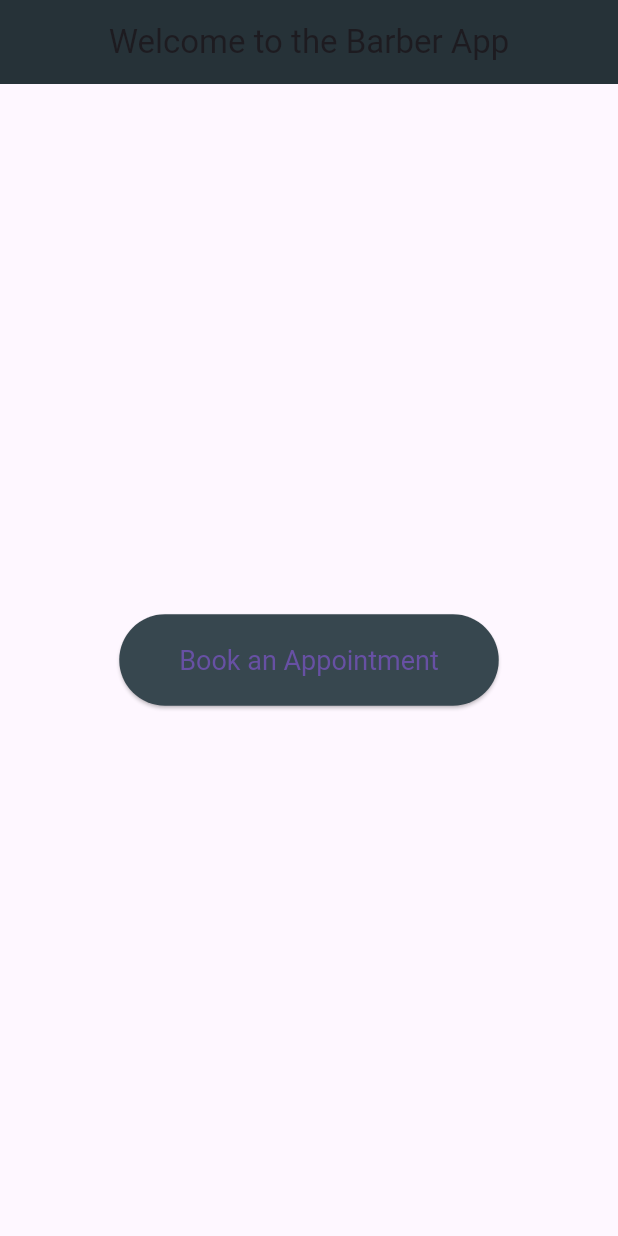
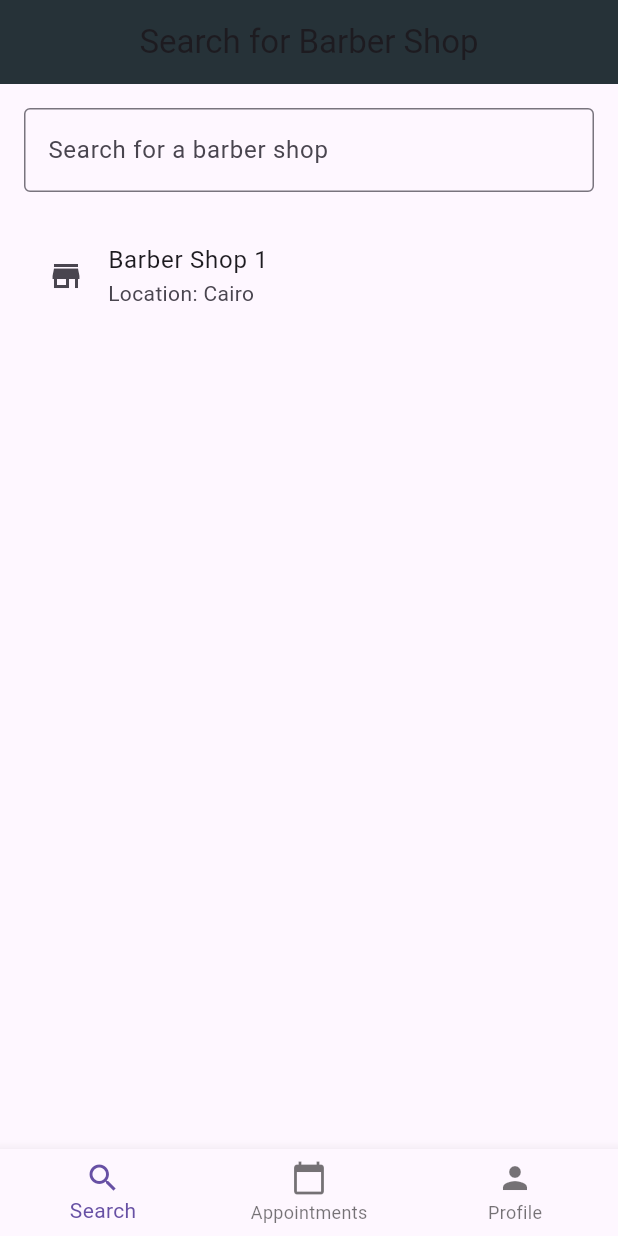
Before and after one commit to MohameHassan139/barber, a Flutter app: the screen it shows after launch, on a phone screen of 412 x 824 dp. Run offline on Flutter 3.47's test engine with Material 3 defaults, Android fonts, the phone set to English and light mode, and no system bars; our stand-ins replace cached_network_image, shared_preferences, shimmer, table_calendar.

Commit message:
still working

```diff
--- /dev/null
+++ b/lib/features/profile/Appointments_page.dart
@@ -0,0 +1,92 @@
+import 'package:flutter/material.dart';
+import 'package:table_calendar/table_calendar.dart';
+
+class AppointmentPage extends StatefulWidget {
+  final List<Map<String, dynamic>> appointments;
+
+  AppointmentPage({required this.appointments});
+
+  @override
+  _AppointmentPageState createState() => _AppointmentPageState();
+}
+
+class _AppointmentPageState extends State<AppointmentPage> {
+  DateTime _selectedDay = DateTime.now();
+  Map<DateTime, List<dynamic>> _appointments = {};
+
+  @override
+  void initState() {
+    super.initState();
+    _initializeAppointments();
+  }
+
+  void _initializeAppointments() {
+    _appointments = {};
+    for (var appointment in widget.appointments) {
+      DateTime date = appointment['date'];
+      if (_appointments[date] == null) {
+        _appointments[date] = [];
+      }
+      _appointments[date]!.add(appointment);
+    }
+  }
+
+  @override
+  Widget build(BuildContext context) {
+    return Scaffold(
+      appBar: AppBar(
+        title: const Text('Select Appointment Date'),
+        backgroundColor: Colors.blueGrey[900],
+      ),
+      body: Column(
+        children: [
+          TableCalendar(
+            firstDay: DateTime.utc(2020, 1, 1),
+            lastDay: DateTime.utc(2030, 12, 31),
+            focusedDay: _selectedDay,
+            selectedDayPredicate: (day) {
+              return isSameDay(_selectedDay, day);
+            },
+            onDaySelected: (selectedDay, focusedDay) {
+              setState(() {
+                _selectedDay = selectedDay;
+              });
+            },
+            calendarFormat: CalendarFormat.month,
+            eventLoader: (day) {
+              return _appointments[day] ?? [];
+            },
+            headerStyle: const HeaderStyle(
+              formatButtonVisible: false,
+            ),
+            calendarStyle: const CalendarStyle(
+              selectedDecoration: BoxDecoration(
+                color: Colors.blue,
+                shape: BoxShape.circle,
+              ),
+              todayDecoration: BoxDecoration(
+                color: Colors.orange,
+                shape: BoxShape.circle,
+              ),
+              markerDecoration: BoxDecoration(
+                color: Colors.red,
+                shape: BoxShape.circle,
+              ),
+            ),
+          ),
+          const SizedBox(height: 20),
+          ElevatedButton(
+            onPressed: () {
+              // Save or handle the selected date
+              Navigator.pop(context, {
+                'date': _selectedDay,
+                'appointments': _appointments[_selectedDay] ?? [],
+              });
+            },
+            child: const Text('Confirm Date'),
+          ),
+        ],
+      ),
+    );
+  }
+}
--- /dev/null
+++ b/lib/features/profile/HomePage.dart
@@ -0,0 +1,74 @@
+import 'package:barber/features/profile/Appointments_page.dart';
+import 'package:barber/features/profile/Profile_page.dart';
+import 'package:barber/features/profile/Search_barber_page.dart';
+import 'package:barber/features/reservation/Calendar%20Page.dart';
+import 'package:flutter/material.dart';
+
+class HomePage extends StatefulWidget {
+  @override
+  _HomePageState createState() => _HomePageState();
+}
+
+class _HomePageState extends State<HomePage> {
+  int _selectedIndex = 0;
+  List<Map<String, dynamic>> _appointments = [];
+
+  final List<Widget> _pages = [];
+
+  @override
+  void initState() {
+    super.initState();
+    _pages.addAll([
+      SearchBarberPage(), // Search page is now first
+      AppointmentPage(
+          appointments: _appointments), // Appointments page is second
+      ProfilePage(appointments: _appointments), // Profile page is now last
+    ]);
+  }
+
+  // Bottom Navigation: handle the item tapped
+  void _onItemTapped(int index) async {
+    if (index == 1) {
+      final result = await Navigator.push(
+        context,
+        MaterialPageRoute(
+          builder: (context) =>
+              CalendarPage(bookedDates: []), // Updated with bookedDates
+        ),
+      );
+      if (result != null && result is Map<String, dynamic>) {
+        setState(() {
+          _appointments.add(result); // Add new appointment to the list
+        });
+      }
+    } else {
+      setState(() {
+        _selectedIndex = index;
+      });
+    }
+  }
+
+  @override
+  Widget build(BuildContext context) {
+    return Scaffold(
+      body: IndexedStack(
+        index: _selectedIndex,
+        children: _pages,
+      ),
+      bottomNavigationBar: BottomNavigationBar(
+        currentIndex: _selectedIndex,
+        onTap: _onItemTapped,
+        items: const [
+          BottomNavigationBarItem(
+              icon: Icon(Icons.search), label: 'Search'), // Search is now first
+          BottomNavigationBarItem(
+              icon: Icon(Icons.calendar_today),
+              label: 'Appointments'), // Appointments is now second
+          BottomNavigationBarItem(
+              icon: Icon(Icons.person),
+              label: 'Profile'), // Profile is now last
+        ],
+      ),
+    );
+  }
+}
--- /dev/null
+++ b/lib/features/profile/Search_barber_page.dart
@@ -0,0 +1,38 @@
+// Search barber page
+import 'package:flutter/material.dart';
+
+class SearchBarberPage extends StatelessWidget {
+  @override
+  Widget build(BuildContext context) {
+    return Scaffold(
+      appBar: AppBar(
+        title: const Text("Search for Barber Shop"),
+        centerTitle: true,
+        backgroundColor: Colors.blueGrey[900],
+      ),
+      body: Padding(
+        padding: const EdgeInsets.all(16.0),
+        child: Column(
+          children: [
+            const TextField(
+              decoration: InputDecoration(
+                labelText: "Search for a barber shop",
+                border: OutlineInputBorder(),
+              ),
+            ),
+            const SizedBox(height: 20),
+            // Sample search result
+            ListTile(
+              leading: const Icon(Icons.store),
+              title: const Text("Barber Shop 1"),
+              subtitle: const Text("Location: Cairo"),
+              onTap: () {
+                // Handle navigation to barber details
+              },
+            ),
+          ],
+        ),
+      ),
+    );
+  }
+}
--- a/lib/main.dart
+++ b/lib/main.dart
@@ -1,6 +1,5 @@
+import 'package:barber/features/profile/HomePage.dart';
 import 'package:flutter/material.dart';
-
-import 'features/reservation/Calendar Page.dart';
 
 void main() {
   runApp(BarberApp());
@@ -20,32 +19,3 @@ class BarberApp extends StatelessWidget {
     );
   }
 }
-
-class HomePage extends StatelessWidget {
-  @override
-  Widget build(BuildContext context) {
-    return Scaffold(
-      appBar: AppBar(
-        title: const Text('Welcome to the Barber App'),
-        centerTitle: true,
-        backgroundColor: Colors.blueGrey[900],
-      ),
-      body: Center(
-        child: ElevatedButton(
-          onPressed: () {
-            Navigator.push(
-              context,
-              MaterialPageRoute(builder: (context) => const CalendarPage()),
-            );
-          },
-          style: ElevatedButton.styleFrom(
-            padding: const EdgeInsets.symmetric(horizontal: 40, vertical: 20),
-            backgroundColor: Colors.blueGrey[800],
-            textStyle: const TextStyle(fontSize: 18),
-          ),
-          child: const Text('Book an Appointment'),
-        ),
-      ),
-    );
-  }
-}
```
Also changed, not shown: lib/features/profile/Appointment_summery_page.dart (added, +83 -0 lines), lib/features/profile/Profile_page.dart (added, +119 -0 lines), lib/features/reservation/Appointment_summery_page.dart (deleted, +0 -55 lines), lib/features/reservation/Calendar Page.dart (+70 -90 lines), lib/features/profile/reservation_view.dart (deleted), lib/features/reservation/reservation_view.dart (deleted).
